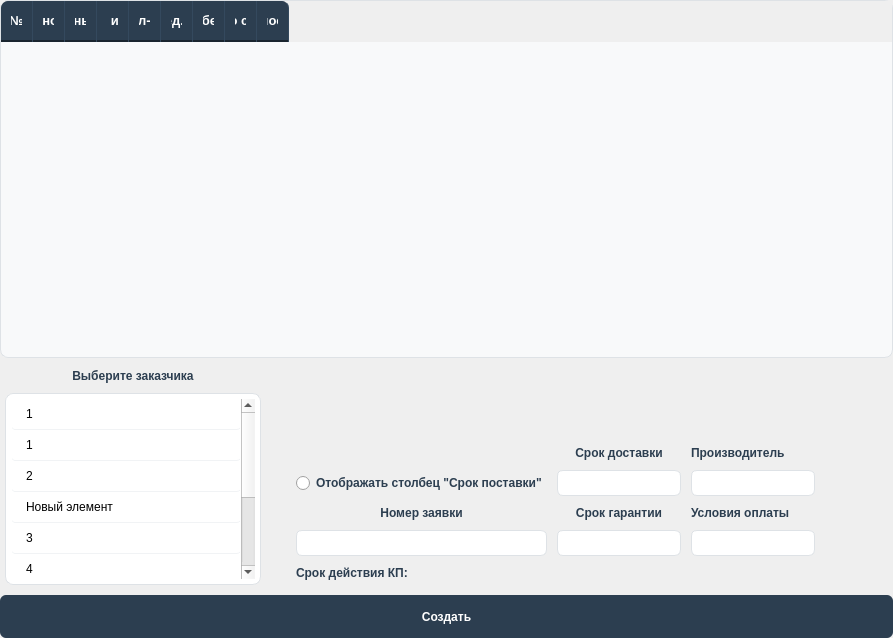
This is ui/createDocument.ui in p4st1/AppForCommercialRequests as Qt 5 draws it before an edit. The edited form follows.
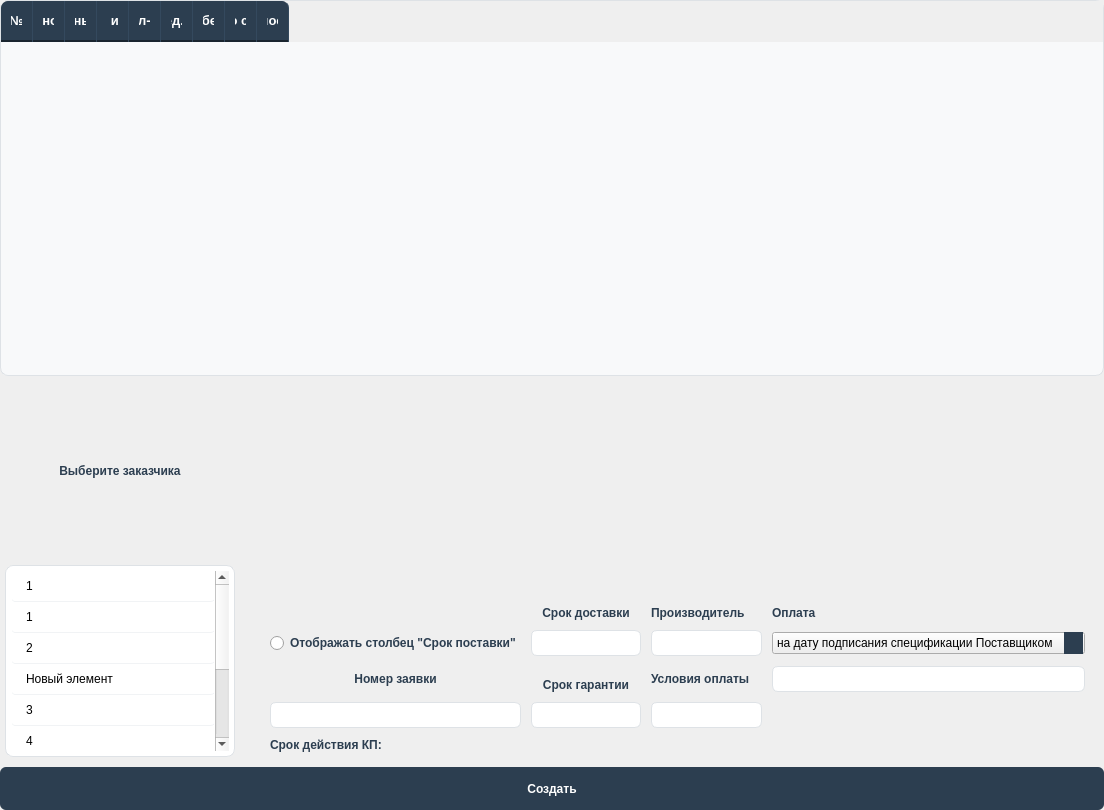
This is the edited form. Icons and pictures are not drawn.

Diff of the .ui file:
```diff
--- a/ui/createDocument.ui
+++ b/ui/createDocument.ui
@@ -6,8 +6,8 @@
    <rect>
     <x>0</x>
     <y>0</y>
-    <width>893</width>
-    <height>638</height>
+    <width>1104</width>
+    <height>810</height>
    </rect>
   </property>
   <property name="windowTitle">
@@ -350,6 +350,30 @@
           <property name="spacing">
            <number>10</number>
           </property>
+          <item row="2" column="3">
+           <widget class="QLabel" name="label">
+            <property name="sizePolicy">
+             <sizepolicy hsizetype="Minimum" vsizetype="Minimum">
+              <horstretch>0</horstretch>
+              <verstretch>0</verstretch>
+             </sizepolicy>
+            </property>
+            <property name="styleSheet">
+             <string notr="true">QLabel {
+	color:  #2c3e50;
+	font-weight: 600;
+	 font-size: 12px;
+}
+</string>
+            </property>
+            <property name="text">
+             <string>Номер заявки</string>
+            </property>
+            <property name="alignment">
+             <set>Qt::AlignmentFlag::AlignCenter</set>
+            </property>
+           </widget>
+          </item>
           <item row="4" column="3">
            <widget class="QLabel" name="label_3">
             <property name="sizePolicy">
@@ -371,6 +395,92 @@
             </property>
            </widget>
           </item>
+          <item row="3" column="4">
+           <widget class="QLineEdit" name="warrantyPeriod">
+            <property name="styleSheet">
+             <string notr="true">QLineEdit, QComboBox, QDateEdit, QSpinBox, QDoubleSpinBox {
+    background-color: white;
+    border: 1px solid #dee2e6;
+    border-radius: 6px;
+    padding: 4px 8px;
+    font-size: 12px;
+    color: #2c3e50;
+    min-height: 8px;
+    selection-background-color: #e3f2fd;
+}</string>
+            </property>
+           </widget>
+          </item>
+          <item row="3" column="5">
+           <widget class="QLineEdit" name="conditionLine">
+            <property name="styleSheet">
+             <string notr="true">QLineEdit, QComboBox, QDateEdit, QSpinBox, QDoubleSpinBox {
+    background-color: white;
+    border: 1px solid #dee2e6;
+    border-radius: 6px;
+    padding: 4px 8px;
+    font-size: 12px;
+    color: #2c3e50;
+    min-height: 8px;
+    selection-background-color: #e3f2fd;
+}</string>
+            </property>
+           </widget>
+          </item>
+          <item row="1" column="3">
+           <widget class="QRadioButton" name="radioButton">
+            <property name="autoFillBackground">
+             <bool>false</bool>
+            </property>
+            <property name="styleSheet">
+             <string notr="true">
+	color:  #2c3e50;
+	font-weight: 600;
+	 font-size: 12px;
+
+</string>
+            </property>
+            <property name="text">
+             <string>Отображать столбец &quot;Срок поставки&quot;</string>
+            </property>
+           </widget>
+          </item>
+          <item row="0" column="5">
+           <widget class="QLabel" name="label_6">
+            <property name="styleSheet">
+             <string notr="true">QLabel {
+	color:  #2c3e50;
+	font-weight: 600;
+	 font-size: 12px;
+}
+</string>
+            </property>
+            <property name="text">
+             <string>Производитель</string>
+            </property>
+            <property name="alignment">
+             <set>Qt::AlignmentFlag::AlignBottom|Qt::AlignmentFlag::AlignLeading|Qt::AlignmentFlag::AlignLeft</set>
+            </property>
+           </widget>
+          </item>
+          <item row="0" column="4">
+           <widget class="QLabel" name="label_5">
+            <property name="styleSheet">
+             <string notr="true">QLabel {
+	color:  #2c3e50;
+	font-weight: 600;
+	 font-size: 12px;
+}
+</string>
+            </property>
+            <property name="text">
+             <string>Срок доставки</string>
+            </property>
+            <property name="alignment">
+             <set>Qt::AlignmentFlag::AlignBottom|Qt::AlignmentFlag::AlignHCenter</set>
+            </property>
+           </widget>
+          </item>
           <item row="3" column="3">
            <widget class="QLineEdit" name="numLine">
             <property name="sizePolicy">
@@ -393,6 +503,22 @@
             </property>
            </widget>
           </item>
+          <item row="1" column="5">
+           <widget class="QLineEdit" name="producerLine">
+            <property name="styleSheet">
+             <string notr="true">QLineEdit, QComboBox, QDateEdit, QSpinBox, QDoubleSpinBox {
+    background-color: white;
+    border: 1px solid #dee2e6;
+    border-radius: 6px;
+    padding: 4px 8px;
+    font-size: 12px;
+    color: #2c3e50;
+    min-height: 8px;
+    selection-background-color: #e3f2fd;
+}</string>
+            </property>
+           </widget>
+          </item>
           <item row="1" column="4">
            <widget class="QLineEdit" name="deliveryTimeLine">
             <property name="styleSheet">
@@ -409,24 +535,6 @@
             </property>
            </widget>
           </item>
-          <item row="0" column="4">
-           <widget class="QLabel" name="label_5">
-            <property name="styleSheet">
-             <string notr="true">QLabel {
-	color:  #2c3e50;
-	font-weight: 600;
-	 font-size: 12px;
-}
-</string>
-            </property>
-            <property name="text">
-             <string>Срок доставки</string>
-            </property>
-            <property name="alignment">
-             <set>Qt::AlignmentFlag::AlignBottom|Qt::AlignmentFlag::AlignHCenter</set>
-            </property>
-           </widget>
-          </item>
           <item row="2" column="4">
            <widget class="QLabel" name="label_4">
             <property name="styleSheet">
@@ -445,30 +553,8 @@
             </property>
            </widget>
           </item>
-          <item row="3" column="4">
-           <widget class="QLineEdit" name="warrantyPeriod">
-            <property name="styleSheet">
-             <string notr="true">QLineEdit, QComboBox, QDateEdit, QSpinBox, QDoubleSpinBox {
-    background-color: white;
-    border: 1px solid #dee2e6;
-    border-radius: 6px;
-    padding: 4px 8px;
-    font-size: 12px;
-    color: #2c3e50;
-    min-height: 8px;
-    selection-background-color: #e3f2fd;
-}</string>
-            </property>
-           </widget>
-          </item>
-          <item row="2" column="3">
-           <widget class="QLabel" name="label">
-            <property name="sizePolicy">
-             <sizepolicy hsizetype="Minimum" vsizetype="Minimum">
-              <horstretch>0</horstretch>
-              <verstretch>0</verstretch>
-             </sizepolicy>
-            </property>
+          <item row="2" column="5">
+           <widget class="QLabel" name="label_7">
             <property name="styleSheet">
              <string notr="true">QLabel {
 	color:  #2c3e50;
@@ -478,10 +564,7 @@
 </string>
             </property>
             <property name="text">
-             <string>Номер заявки</string>
-            </property>
-            <property name="alignment">
-             <set>Qt::AlignmentFlag::AlignCenter</set>
+             <string>Условия оплаты</string>
             </property>
            </widget>
           </item>
@@ -498,8 +581,8 @@
             </property>
            </spacer>
           </item>
-          <item row="0" column="5">
-           <widget class="QLabel" name="label_6">
+          <item row="0" column="6">
+           <widget class="QLabel" name="label_8">
             <property name="styleSheet">
              <string notr="true">QLabel {
 	color:  #2c3e50;
@@ -509,47 +592,487 @@
 </string>
             </property>
             <property name="text">
-             <string>Производитель</string>
+             <string>Оплата</string>
             </property>
             <property name="alignment">
              <set>Qt::AlignmentFlag::AlignBottom|Qt::AlignmentFlag::AlignLeading|Qt::AlignmentFlag::AlignLeft</set>
             </property>
            </widget>
           </item>
-          <item row="1" column="5">
-           <widget class="QLineEdit" name="producerLine">
+          <item row="1" column="6">
+           <widget class="QComboBox" name="payComboBox">
+            <property name="sizePolicy">
+             <sizepolicy hsizetype="Minimum" vsizetype="Fixed">
+              <horstretch>0</horstretch>
+              <verstretch>0</verstretch>
+             </sizepolicy>
+            </property>
             <property name="styleSheet">
-             <string notr="true">QLineEdit, QComboBox, QDateEdit, QSpinBox, QDoubleSpinBox {
+             <string notr="true">QQMainWindow {
+    background-color: #f5f7fa;
+	font-family: 'Inter', -apple-system, BlinkMacSystemFont, 'Segoe UI', sans-serif;
+}
+
+/* ===== ЦЕНТРАЛЬНЫЙ ВИДЖЕТ ===== */
+QWidget#centralWidget {
+    background-color: #f5f7fa;
+    padding: 15px;
+}
+
+/* ===== ТАБЛИЦА (Основной виджет) ===== */
+QTableWidget {
+    background-color: #ffffff;
+    gridline-color: #dee2e6;
+    border: 1px solid #dee2e6;
+    border-radius: 10px;
+    font-family: 'Inter';
+    font-size: 12px;
+    selection-background-color: #e3f2fd;
+    selection-color: #1565c0;
+    alternate-background-color: #f8f9fa;
+    padding: 2px;
+}
+
+/* Заголовки столбцов таблицы */
+QHeaderView::section {
+    background-color: #2c3e50;
+    color: white;
+    padding: 12px 15px;
+    border: none;
+    font-weight: 600;
+    font-size: 13px;
+    border-right: 1px solid #34495e;
+    border-bottom: 2px solid #1a252f;
+    text-align: left;
+}
+
+QHeaderView::section:first {
+    border-top-left-radius: 9px;
+    padding-left: 20px;
+}
+
+QHeaderView::section:last {
+    border-top-right-radius: 9px;
+    border-right: none;
+}
+
+/* Ячейки таблицы */
+QTableWidget::item {
+    padding: 10px 15px;
+    border-bottom: 1px solid #f1f3f5;
+}
+
+/* Чередование строк таблицы */
+QTableWidget::item:nth-child(even) {
+    background-color: #f8f9fa;
+}
+
+QTableWidget::item:nth-child(odd) {
+    background-color: #ffffff;
+}
+
+/* Выделенная строка */
+QTableWidget::item:selected {
+    background-color: #e3f2fd;
+    color: #1565c0;
+    font-weight: 500;
+    border-left: 3px solid #2196f3;
+}
+
+
+
+/* Кнопки действий */
+QPushButton#addButton {
+    background-color: #27ae60;
+}
+
+QPushButton#addButton:hover {
+    background-color: #2ecc71;
+}
+
+QPushButton#deleteButton {
+    background-color: #e74c3c;
+}
+
+QPushButton#deleteButton:hover {
+    background-color: #c0392b;
+}
+
+QPushButton#editButton {
+    background-color: #3498db;
+}
+
+QPushButton#editButton:hover {
+    background-color: #2980b9;
+}
+
+QPushButton#exportButton {
+    background-color: #9b59b6;
+}
+
+QPushButton#exportButton:hover {
+    background-color: #8e44ad;
+}
+
+/* ===== ПАНЕЛЬ ИНСТРУМЕНТОВ ===== */
+QToolBar {
+    background-color: #2c3e50;
+    border: none;
+    padding: 5px;
+    spacing: 10px;
+    border-bottom: 2px solid #1a252f;
+}
+
+QToolBar QToolButton {
+    background-color: transparent;
+    color: white;
+    padding: 8px;
+    border-radius: 4px;
+}
+
+QToolBar QToolButton:hover {
+    background-color: rgba(255, 255, 255, 0.1);
+}
+
+QToolBar QToolButton:pressed {
+    background-color: rgba(255, 255, 255, 0.2);
+}
+
+/* ===== СТАТУС БАР ===== */
+QStatusBar {
+    background-color: #2c3e50;
+    color: white;
+    font-size: 11px;
+    padding: 8px 15px;
+    border-top: 1px solid #34495e;
+}
+
+QStatusBar QLabel {
+    color: white;
+    padding: 0 10px;
+}
+
+/* ===== МЕНЮ БАР ===== */
+QMenuBar {
+    background-color: #2c3e50;
+    color: white;
+    border-bottom: 2px solid #1a252f;
+}
+
+QMenuBar::item {
+    background-color: transparent;
+    padding: 8px 15px;
+    border-radius: 4px;
+}
+
+QMenuBar::item:selected {
+    background-color: rgba(255, 255, 255, 0.1);
+}
+
+QMenuBar::item:pressed {
+    background-color: rgba(255, 255, 255, 0.2);
+}
+
+QMenu {
+    background-color: #2c3e50;
+    color: white;
+    border: 1px solid #34495e;
+    border-radius: 6px;
+    padding: 5px;
+}
+
+QMenu::item {
+    padding: 8px 30px 8px 20px;
+    border-radius: 4px;
+}
+
+QMenu::item:selected {
+    background-color: rgba(255, 255, 255, 0.1);
+}
+
+QMenu::separator {
+    height: 1px;
+    background-color: #34495e;
+    margin: 5px 10px;
+}
+
+/* ===== ПАНЕЛЬ ИНСТРУМЕНТОВ СЛЕВА/СПРАВА ===== */
+QDockWidget {
+    background-color: #ffffff;
+    border: 1px solid #dee2e6;
+    border-radius: 8px;
+    font-size: 12px;
+    titlebar-close-icon: url(close.png);
+    titlebar-normal-icon: url(float.png);
+}
+
+QDockWidget::title {
+    background-color: #2c3e50;
+    color: white;
+    padding: 10px;
+    border-top-left-radius: 7px;
+    border-top-right-radius: 7px;
+    text-align: center;
+    font-weight: 600;
+}
+
+/* ===== ГРУППОВЫЕ БОКСЫ ===== */
+QGroupBox {
     background-color: white;
     border: 1px solid #dee2e6;
+    border-radius: 8px;
+    margin-top: 10px;
+    padding-top: 15px;
+    font-weight: 600;
+    font-size: 13px;
+    color: #2c3e50;
+}
+
+QGroupBox::title {
+    subcontrol-origin: margin;
+    left: 15px;
+    padding: 0 10px;
+    background-color: #2c3e50;
+    color: white;
+    border-radius: 4px;
+}
+
+/* ===== МЕТКИ ===== */
+QLabel {
+    color: #2c3e50;
+    font-size: 12px;
+    padding: 2px;
+}
+
+QLabel#titleLabel {
+    font-size: 16px;
+    font-weight: 700;
+    color: #2c3e50;
+}
+
+QLabel#totalLabel {
+    font-size: 14px;
+    font-weight: 600;
+    color: #2c3e50;
+    padding: 10px;
+    background-color: #e8f5e9;
     border-radius: 6px;
-    padding: 4px 8px;
+    border: 1px solid #c8e6c9;
+}
+
+
+
+QLineEdit:focus, QComboBox:focus, QDateEdit:focus {
+    border: 1px solid #3498db;
+    background-color: #f8fdff;
+}
+
+QComboBox::drop-down {
+    border: none;
+    background-color: #2c3e50;
+    border-radius: 0 5px 5px 0;
+    width: 25px;
+}
+
+QComboBox::down-arrow {
+    image: url(down_arrow.png);
+    width: 12px;
+    height: 6px;
+}
+
+/* ===== ПОЛОСЫ ПРОКРУТКИ ===== */
+QScrollBar:vertical {
+    border: none;
+    background: #f8f9fa;
+    width: 12px;
+    border-radius: 6px;
+}
+
+QScrollBar::handle:vertical {
+    background: #b0bec5;
+    border-radius: 6px;
+    min-height: 30px;
+}
+
+QScrollBar::handle:vertical:hover {
+    background: #78909c;
+}
+
+QScrollBar::add-line:vertical, QScrollBar::sub-line:vertical {
+    height: 0px;
+}
+
+QScrollBar:horizontal {
+    border: none;
+    background: #f8f9fa;
+    height: 12px;
+    border-radius: 6px;
+}
+
+QScrollBar::handle:horizontal {
+    background: #b0bec5;
+    border-radius: 6px;
+    min-width: 30px;
+}
+
+QScrollBar::handle:horizontal:hover {
+    background: #78909c;
+}
+
+/* ===== СПИСОК (QListWidget) ===== */
+QListWidget {
+    background-color: white;
+    border: 1px solid #dee2e6;
+    border-radius: 8px;
     font-size: 12px;
+    padding: 5px;
+}
+
+QListWidget::item {
+    padding: 8px 12px;
+    border-bottom: 1px solid #f1f3f5;
+    border-radius: 4px;
+}
+
+QListWidget::item:selected {
+    background-color: #e3f2fd;
+    color: #1565c0;
+    font-weight: 500;
+}
+
+/* ===== ДЕРЕВО (QTreeWidget) ===== */
+QTreeWidget {
+    background-color: white;
+    border: 1px solid #dee2e6;
+    border-radius: 8px;
+    font-size: 12px;
+}
+
+QTreeWidget::item {
+    padding: 8px;
+    border-bottom: 1px solid #f1f3f5;
+}
+
+QTreeWidget::item:selected {
+    background-color: #e3f2fd;
+    color: #1565c0;
+}
+
+/* ===== ВКЛАДКИ (QTabWidget) ===== */
+QTabWidget::pane {
+    border: 1px solid #dee2e6;
+    border-radius: 8px;
+    background-color: white;
+    margin-top: 5px;
+}
+
+QTabBar::tab {
+    background-color: #f8f9fa;
     color: #2c3e50;
-    min-height: 8px;
-    selection-background-color: #e3f2fd;
+    padding: 10px 20px;
+    margin-right: 2px;
+    border-top-left-radius: 6px;
+    border-top-right-radius: 6px;
+    font-weight: 600;
+}
+
+QTabBar::tab:selected {
+    background-color: #2c3e50;
+    color: white;
+}
+
+QTabBar::tab:hover:!selected {
+    background-color: #e9ecef;
+}
+
+/* ===== ПАНЕЛЬ ФИЛЬТРОВ ===== */
+QWidget#filterPanel {
+    background-color: white;
+    border: 1px solid #dee2e6;
+    border-radius: 8px;
+    padding: 15px;
+}
+
+/* ===== СТАТУСНЫЕ ИКОНКИ ===== */
+QLabel[status=&quot;success&quot;] {
+    color: #27ae60;
+    font-weight: 600;
+}
+
+QLabel[status=&quot;warning&quot;] {
+    color: #f39c12;
+    font-weight: 600;
+}
+
+QLabel[status=&quot;error&quot;] {
+    color: #e74c3c;
+    font-weight: 600;
+}
+
+/* ===== ФИНАНСОВЫЕ СТИЛИ (для таблицы) ===== */
+QTableWidget::item[positive=&quot;true&quot;] {
+    color: #27ae60;
+    background-color: rgba(39, 174, 96, 0.1);
+    font-weight: 600;
+}
+
+QTableWidget::item[negative=&quot;true&quot;] {
+    color: #e74c3c;
+    background-color: rgba(231, 76, 60, 0.1);
+    font-weight: 600;
+}
+
+QTableWidget::item[zero=&quot;true&quot;] {
+    color: #7f8c8d;
+    font-style: italic;
+}
+
+/* ===== ИКОНКИ ===== */
+QToolButton[iconOnly=&quot;true&quot;] {
+    border: none;
+    background-color: transparent;
+    padding: 5px;
+    border-radius: 4px;
+}
+
+QToolButton[iconOnly=&quot;true&quot;]:hover {
+    background-color: rgba(44, 62, 80, 0.1);
+}
+
+
+/* ===== ДИАЛОГОВЫЕ ОКНА ===== */
+QDialog {
+    background-color: #f5f7fa;
+}
+
+QDialog QLabel {
+    color: #2c3e50;
+}
+
+QDialog QPushButton {
+    min-width: 80px;
 }</string>
             </property>
+            <item>
+             <property name="text">
+              <string>на дату подписания спецификации Поставщиком</string>
+             </property>
+            </item>
+            <item>
+             <property name="text">
+              <string>на дату оплаты</string>
+             </property>
+            </item>
+            <item>
+             <property name="text">
+              <string>Другое...</string>
+             </property>
+            </item>
            </widget>
           </item>
-          <item row="2" column="5">
-           <widget class="QLabel" name="label_7">
+          <item row="2" column="6">
+           <widget class="QLineEdit" name="payLineEdit">
             <property name="styleSheet">
-             <string notr="true">QLabel {
-	color:  #2c3e50;
-	font-weight: 600;
-	 font-size: 12px;
-}
-</string>
-            </property>
-            <property name="text">
-             <string>Условия оплаты</string>
-            </property>
-           </widget>
-          </item>
-          <item row="3" column="5">
-           <widget class="QLineEdit" name="conditionLine">
-            <property name="styleSheet">
              <string notr="true">QLineEdit, QComboBox, QDateEdit, QSpinBox, QDoubleSpinBox {
     background-color: white;
     border: 1px solid #dee2e6;
@@ -563,24 +1086,6 @@
             </property>
            </widget>
           </item>
-          <item row="1" column="3">
-           <widget class="QRadioButton" name="radioButton">
-            <property name="autoFillBackground">
-             <bool>false</bool>
-            </property>
-            <property name="styleSheet">
-             <string notr="true">
-	color:  #2c3e50;
-	font-weight: 600;
-	 font-size: 12px;
-
-</string>
-            </property>
-            <property name="text">
-             <string>Отображать столбец &quot;Срок поставки&quot;</string>
-            </property>
-           </widget>
-          </item>
          </layout>
         </item>
         <item>
```
